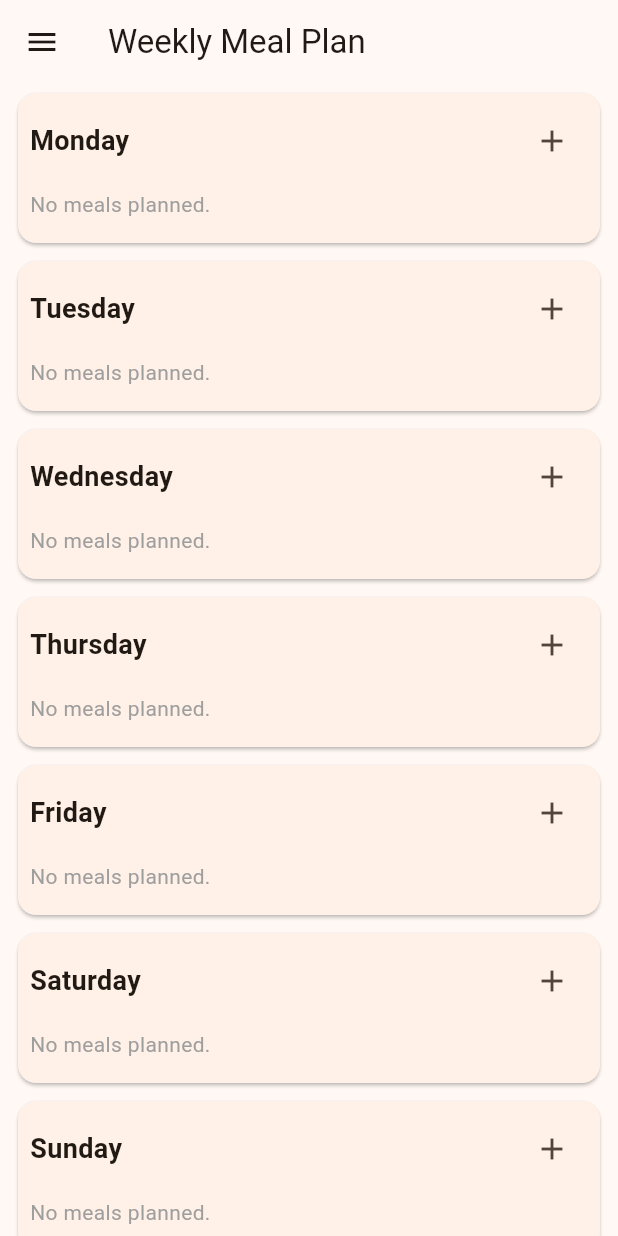
After one commit to Zibenigais/RecipeApp, a Flutter app: the screen it shows after launch, in the side drawer, after a tap on "Weekly Meal Plan", on a phone screen of 412 x 824 dp. The commit adds this screen. Run offline on Flutter 3.47's test engine with Material 3 defaults, Android fonts, the phone set to English and light mode, and no system bars; our stand-ins replace cached_network_image, go_router, shared_preferences; network calls fail.

Commit message:
Weakly Meal Planning

```diff
--- a/lib/main.dart
+++ b/lib/main.dart
@@ -16,6 +16,7 @@ import 'providers/random_meal_provider.dart';
 import 'providers/favourites_provider.dart';
 import 'providers/areas_provider.dart';
 import 'providers/meals_by_area_provider.dart';
+import 'providers/weekly_meal_plan_provider.dart';
 
 void main() async {
   WidgetsFlutterBinding.ensureInitialized();
@@ -62,6 +63,9 @@ void main() async {
         ChangeNotifierProvider(
           create: (_) => MealsByAreaProvider(mealDbService),
         ),
+        ChangeNotifierProvider(
+          create: (_) => WeeklyMealPlanProvider(),
+        ),
       ],
       child: const RecipeApp(),
     ),
--- /dev/null
+++ b/lib/models/weekly_meal_plan.dart
@@ -0,0 +1,42 @@
+import 'package:flutter/foundation.dart';
+
+class PlannedMeal {
+  final String mealId;
+  final String mealName;
+  final String mealThumb;
+
+  PlannedMeal({required this.mealId, required this.mealName, required this.mealThumb});
+
+  Map<String, dynamic> toJson() => {
+    'mealId': mealId,
+    'mealName': mealName,
+    'mealThumb': mealThumb,
+  };
+
+  factory PlannedMeal.fromJson(Map<String, dynamic> json) => PlannedMeal(
+    mealId: json['mealId'],
+    mealName: json['mealName'],
+    mealThumb: json['mealThumb'],
+  );
+}
+
+
+class WeeklyMealPlan {
+  final Map<int, List<PlannedMeal>> meals;
+
+  WeeklyMealPlan({Map<int, List<PlannedMeal>>? meals})
+      : meals = meals ?? Map.fromIterable(List.generate(7, (i) => i), value: (_) => <PlannedMeal>[]);
+
+  Map<String, dynamic> toJson() => {
+        'meals': meals.map((k, v) => MapEntry(k.toString(), v.map((m) => m.toJson()).toList())),
+      };
+
+  factory WeeklyMealPlan.fromJson(Map<String, dynamic> json) => WeeklyMealPlan(
+        meals: (json['meals'] as Map<String, dynamic>).map(
+          (k, v) => MapEntry(
+            int.parse(k),
+            (v as List<dynamic>).map((e) => PlannedMeal.fromJson(e)).toList(),
+          ),
+        ),
+      );
+}
--- /dev/null
+++ b/lib/providers/weekly_meal_plan_provider.dart
@@ -0,0 +1,48 @@
+import 'package:flutter/material.dart';
+import 'package:shared_preferences/shared_preferences.dart';
+import '../models/weekly_meal_plan.dart';
+import 'dart:convert';
+
+
+class WeeklyMealPlanProvider extends ChangeNotifier {
+  static const _prefsKey = 'weekly_meal_plan';
+  WeeklyMealPlan _plan = WeeklyMealPlan();
+
+  WeeklyMealPlan get plan => _plan;
+
+  WeeklyMealPlanProvider() {
+    _loadPlan();
+  }
+
+  void addMeal(int day, PlannedMeal meal) {
+    final list = _plan.meals[day] ?? <PlannedMeal>[];
+    list.add(meal);
+    _plan.meals[day] = list;
+    notifyListeners();
+    _savePlan();
+  }
+
+  void removeMeal(int day, int mealIndex) {
+    final list = _plan.meals[day];
+    if (list != null && mealIndex >= 0 && mealIndex < list.length) {
+      list.removeAt(mealIndex);
+      _plan.meals[day] = list;
+      notifyListeners();
+      _savePlan();
+    }
+  }
+
+  Future<void> _savePlan() async {
+    final prefs = await SharedPreferences.getInstance();
+    prefs.setString(_prefsKey, jsonEncode(_plan.toJson()));
+  }
+
+  Future<void> _loadPlan() async {
+    final prefs = await SharedPreferences.getInstance();
+    final jsonStr = prefs.getString(_prefsKey);
+    if (jsonStr != null) {
+      _plan = WeeklyMealPlan.fromJson(jsonDecode(jsonStr));
+      notifyListeners();
+    }
+  }
+}
--- a/lib/routes/app_router.dart
+++ b/lib/routes/app_router.dart
@@ -10,6 +10,7 @@ import '../screens/favourites_screen.dart';
 import '../screens/random_meal_screen.dart';
 import '../screens/regions_screen.dart';
 import '../screens/region_meals_screen.dart';
+import '../screens/weekly_planner_screen.dart';
 
 final appRouter = GoRouter(
   routes: [
@@ -66,5 +67,9 @@ final appRouter = GoRouter(
         return RegionMealsScreen(region: name);
       },
     ),
+    GoRoute(
+      path: '/weekly_planner',
+      builder: (context, state) => const WeeklyPlannerScreen(),
+    ),
   ],
 );
--- /dev/null
+++ b/lib/screens/weekly_planner_screen.dart
@@ -0,0 +1,223 @@
+import 'dart:convert';
+import 'package:flutter/material.dart';
+import 'package:provider/provider.dart';
+import 'package:http/http.dart' as http;
+import '../providers/weekly_meal_plan_provider.dart';
+import '../models/weekly_meal_plan.dart';
+import '../models/meal.dart';
+import '../widgets/app_drawer.dart';
+
+class WeeklyPlannerScreen extends StatelessWidget {
+  static const List<String> days = [
+    'Monday', 'Tuesday', 'Wednesday', 'Thursday', 'Friday', 'Saturday', 'Sunday'
+  ];
+
+  const WeeklyPlannerScreen({super.key});
+
+  @override
+  Widget build(BuildContext context) {
+    final plan = context.watch<WeeklyMealPlanProvider>().plan;
+    return Scaffold(
+      appBar: AppBar(title: const Text('Weekly Meal Plan')),
+      drawer: const AppDrawer(),
+      body: ListView.builder(
+        itemCount: 7,
+        itemBuilder: (context, dayIndex) {
+          final meals = plan.meals[dayIndex] ?? [];
+          return Card(
+            margin: const EdgeInsets.symmetric(horizontal: 12, vertical: 6),
+            child: Padding(
+              padding: const EdgeInsets.all(8.0),
+              child: Column(
+                crossAxisAlignment: CrossAxisAlignment.start,
+                children: [
+                  Row(
+                    mainAxisAlignment: MainAxisAlignment.spaceBetween,
+                    children: [
+                      Text(days[dayIndex], style: const TextStyle(fontWeight: FontWeight.bold, fontSize: 18)),
+                      IconButton(
+                        icon: const Icon(Icons.add),
+                        tooltip: 'Add meal',
+                        onPressed: () async {
+                          final selected = await showSearch<PlannedMeal?>(
+                            context: context,
+                            delegate: MealSearchDelegate(),
+                          );
+                          if (selected != null) {
+                            context.read<WeeklyMealPlanProvider>().addMeal(dayIndex, selected);
+                          }
+                        },
+                      ),
+                    ],
+                  ),
+                  if (meals.isEmpty)
+                    const Padding(
+                      padding: EdgeInsets.symmetric(vertical: 8.0),
+                      child: Text('No meals planned.', style: TextStyle(color: Colors.grey)),
+                    ),
+                  ...List.generate(meals.length, (mealIndex) {
+                    final meal = meals[mealIndex];
+                    return ListTile(
+                      contentPadding: EdgeInsets.zero,
+                      leading: Image.network(meal.mealThumb, width: 40, height: 40),
+                      title: Text(meal.mealName),
+                      trailing: IconButton(
+                        icon: const Icon(Icons.delete),
+                        tooltip: 'Remove meal',
+                        onPressed: () => context.read<WeeklyMealPlanProvider>().removeMeal(dayIndex, mealIndex),
+                      ),
+                    );
+                  }),
+                ],
+              ),
+            ),
+          );
+        },
+      ),
+    );
+  }
+}
+
+class MealSearchDelegate extends SearchDelegate<PlannedMeal?> {
+  @override
+  List<Widget>? buildActions(BuildContext context) => [
+        IconButton(
+          icon: const Icon(Icons.clear),
+          onPressed: () => query = '',
+        ),
+      ];
+
+  @override
+  Widget? buildLeading(BuildContext context) => IconButton(
+        icon: const Icon(Icons.arrow_back),
+        onPressed: () => close(context, null),
+      );
+
+  @override
+  Widget buildResults(BuildContext context) => _buildResults(context);
+
+  @override
+  Widget buildSuggestions(BuildContext context) => _buildResults(context);
+
+  Widget _buildResults(BuildContext context) {
+    return FutureBuilder<List<PlannedMeal>>(
+      future: query.isEmpty ? _fetchAllMeals() : _searchMeals(query),
+      builder: (context, snapshot) {
+        if (snapshot.connectionState == ConnectionState.waiting) {
+          return const Center(child: CircularProgressIndicator());
+        }
+        if (!snapshot.hasData || snapshot.data!.isEmpty) {
+          return const Center(child: Text('No meals found'));
+        }
+        final meals = snapshot.data!;
+        meals.sort((a, b) => a.mealName.compareTo(b.mealName));
+        return ListView.builder(
+          itemCount: meals.length,
+          itemBuilder: (context, index) {
+            final meal = meals[index];
+            return ListTile(
+              title: Text(meal.mealName),
+              leading: Image.network(meal.mealThumb, width: 40, height: 40),
+              onTap: () async {
+                final detail = await _fetchMealDetail(meal.mealId);
+                if (detail == null) return;
+                final result = await showDialog<PlannedMeal?>(
+                  context: context,
+                  builder: (context) => MealDetailDialog(meal: detail),
+                );
+                if (result != null) {
+                  close(context, result);
+                }
+              },
+            );
+          },
+        );
+      },
+    );
+  }
+
+  Future<List<PlannedMeal>> _searchMeals(String query) async {
+    final uri = Uri.parse('https://www.themealdb.com/api/json/v1/1/search.php?s=${Uri.encodeComponent(query)}');
+    final response = await http.get(uri);
+    if (response.statusCode != 200) return [];
+    final body = jsonDecode(response.body) as Map<String, dynamic>;
+    final meals = body['meals'] as List<dynamic>?;
+    if (meals == null) return [];
+    return meals.map((e) => PlannedMeal(
+      mealId: e['idMeal'] as String,
+      mealName: e['strMeal'] as String,
+      mealThumb: e['strMealThumb'] as String,
+    )).toList();
+  }
+
+  Future<List<PlannedMeal>> _fetchAllMeals() async {
+    List<PlannedMeal> all = [];
+    for (var c in 'abcdefghijklmnopqrstuvwxyz'.split('')) {
+      final uri = Uri.parse('https://www.themealdb.com/api/json/v1/1/search.php?f=$c');
+      final response = await http.get(uri);
+      if (response.statusCode != 200) continue;
+      final body = jsonDecode(response.body) as Map<String, dynamic>;
+      final meals = body['meals'] as List<dynamic>?;
+      if (meals == null) continue;
+      all.addAll(meals.map((e) => PlannedMeal(
+        mealId: e['idMeal'] as String,
+        mealName: e['strMeal'] as String,
+        mealThumb: e['strMealThumb'] as String,
+      )));
+    }
+    return all;
+  }
+
+  Future<Meal?> _fetchMealDetail(String id) async {
+    final uri = Uri.parse('https://www.themealdb.com/api/json/v1/1/lookup.php?i=$id');
+    final response = await http.get(uri);
+    if (response.statusCode != 200) return null;
+    final body = jsonDecode(response.body) as Map<String, dynamic>;
+    final meals = body['meals'] as List<dynamic>?;
+    if (meals == null || meals.isEmpty) return null;
+    return Meal.fromJson(meals.first as Map<String, dynamic>);
+  }
+}
+
+class MealDetailDialog extends StatelessWidget {
+  final Meal meal;
+  const MealDetailDialog({super.key, required this.meal});
+
+  @override
+  Widget build(BuildContext context) {
+    return AlertDialog(
+      title: Text(meal.name),
+      content: SingleChildScrollView(
+        child: Column(
+          crossAxisAlignment: CrossAxisAlignment.start,
+          children: [
+            if (meal.thumbUrl.isNotEmpty)
+              Center(child: Image.network(meal.thumbUrl, width: 120, height: 120)),
+            const SizedBox(height: 8),
+            Text('Ingredients:', style: const TextStyle(fontWeight: FontWeight.bold)),
+            ...meal.ingredients.map((im) => Text('${im.ingredient}: ${im.measure}')),
+            const SizedBox(height: 8),
+            if (meal.instructions.isNotEmpty)
+              Text('Instructions:', style: const TextStyle(fontWeight: FontWeight.bold)),
+            if (meal.instructions.isNotEmpty)
+              Text(meal.instructions, maxLines: 6, overflow: TextOverflow.ellipsis),
+          ],
+        ),
+      ),
+      actions: [
+        TextButton(
+          onPressed: () => Navigator.of(context).pop(),
+          child: const Text('Cancel'),
+        ),
+        ElevatedButton(
+          onPressed: () => Navigator.of(context).pop(PlannedMeal(
+            mealId: meal.id,
+            mealName: meal.name,
+            mealThumb: meal.thumbUrl,
+          )),
+          child: const Text('Add'),
+        ),
+      ],
+    );
+  }
+}
--- a/lib/widgets/app_drawer.dart
+++ b/lib/widgets/app_drawer.dart
@@ -79,6 +79,14 @@ class AppDrawer extends StatelessWidget {
                         context.go('/surprise-me');
                       },
                     ),
+                    ListTile(
+                      leading: const Icon(Icons.calendar_month),
+                      title: const Text('Weekly Meal Plan'),
+                      onTap: () {
+                        Navigator.pop(context);
+                        context.go('/weekly_planner');
+                      },
+                    ),
                     const Spacer(),
                     SafeArea(
                       top: false,
```
